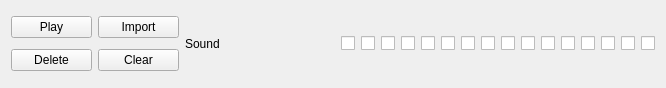
The window that ui/barsoundbar.ui (BdxMimo/project-bar) describes before a commit, drawn with Qt 5.
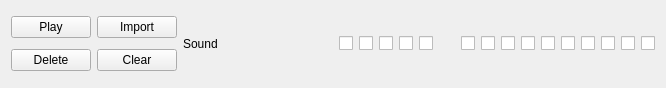
The same window after the commit. Custom widgets are drawn as their Qt base class.

Commit message: New class created for the gauge

```diff
--- a/ui/barsoundbar.ui
+++ b/ui/barsoundbar.ui
@@ -131,16 +131,13 @@
     </widget>
    </item>
    <item>
-    <widget class="QCheckBox" name="checkBox_6">
+    <widget class="BARGauge" name="widget" native="true">
      <property name="sizePolicy">
-      <sizepolicy hsizetype="Fixed" vsizetype="Fixed">
+      <sizepolicy hsizetype="Minimum" vsizetype="Minimum">
        <horstretch>0</horstretch>
        <verstretch>0</verstretch>
       </sizepolicy>
      </property>
-     <property name="text">
-      <string/>
-     </property>
     </widget>
    </item>
    <item>
@@ -281,6 +278,14 @@
    </item>
   </layout>
  </widget>
+ <customwidgets>
+  <customwidget>
+   <class>BARGauge</class>
+   <extends>QWidget</extends>
+   <header>ui/bargauge.h</header>
+   <container>1</container>
+  </customwidget>
+ </customwidgets>
  <resources/>
  <connections/>
 </ui>
```
The commit also changes 4 other files.
